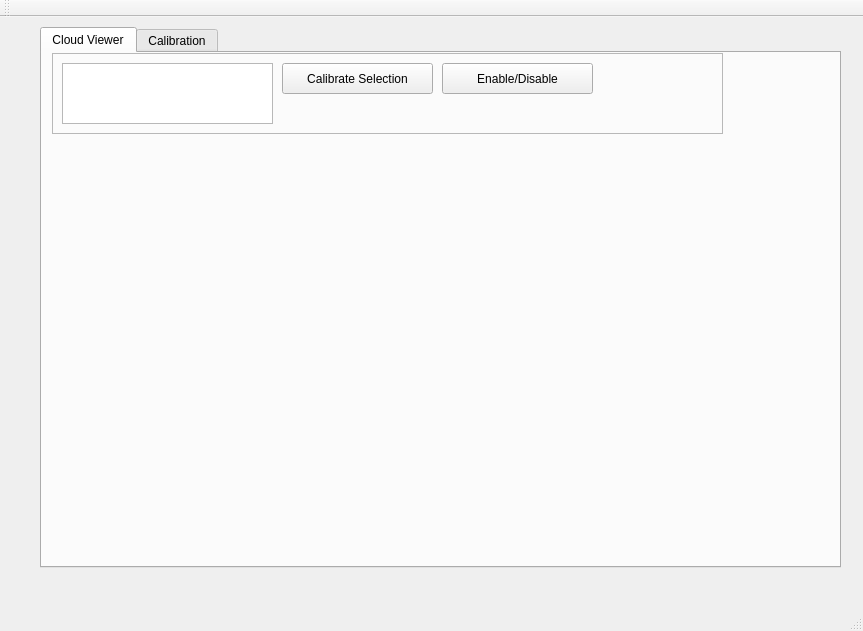
Qt form classes/visionsofjohanna.ui (vyomkeshj/RealCollaborationCal) before a commit.
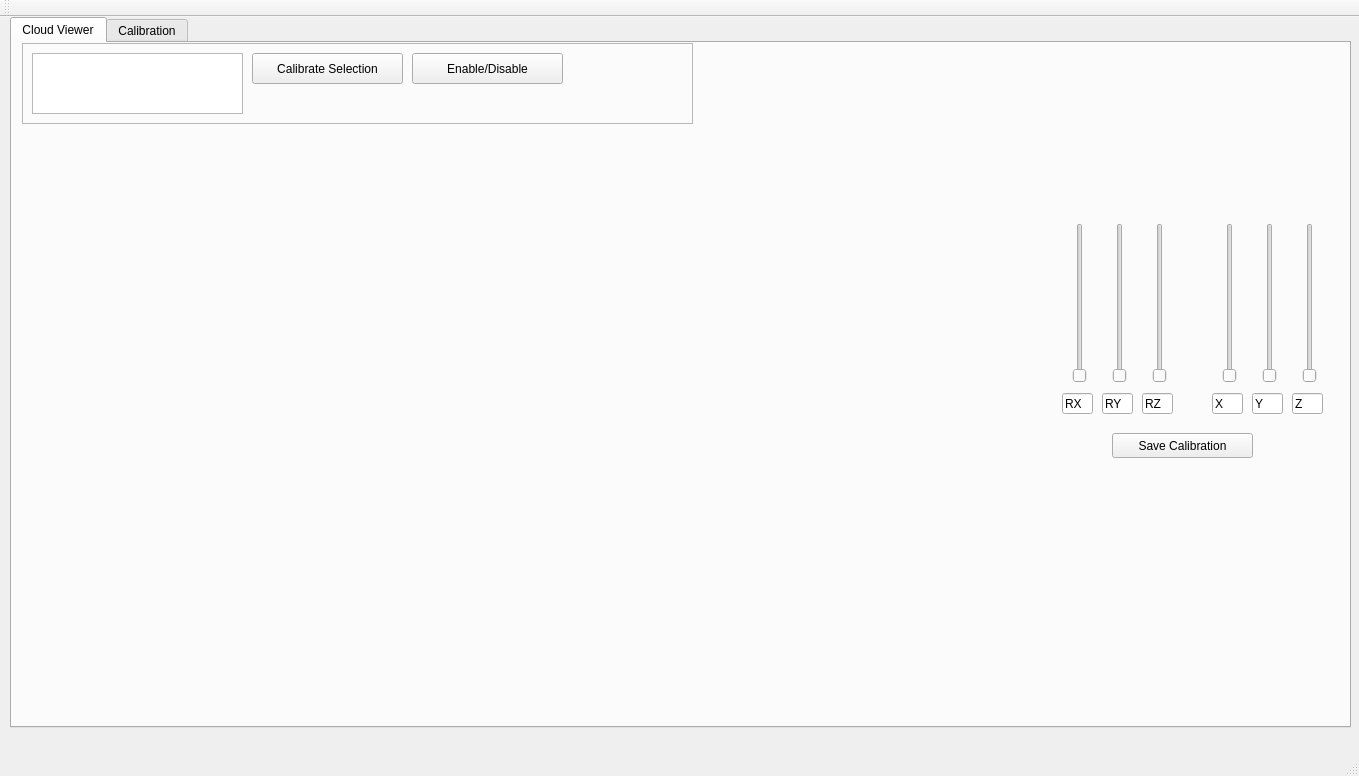
The same form after that commit. Custom widgets are drawn as their Qt base class.

Commit message: Slider Adjustment Enabler

What changed in the file:
```diff
--- a/classes/visionsofjohanna.ui
+++ b/classes/visionsofjohanna.ui
@@ -6,8 +6,8 @@
    <rect>
     <x>0</x>
     <y>0</y>
-    <width>863</width>
-    <height>631</height>
+    <width>1359</width>
+    <height>776</height>
    </rect>
   </property>
   <property name="windowTitle">
@@ -17,10 +17,10 @@
    <widget class="QTabWidget" name="switchTabWidget">
     <property name="geometry">
      <rect>
-      <x>40</x>
-      <y>10</y>
-      <width>801</width>
-      <height>541</height>
+      <x>10</x>
+      <y>0</y>
+      <width>1341</width>
+      <height>711</height>
      </rect>
     </property>
     <property name="currentIndex">
@@ -85,13 +85,182 @@
      <widget class="QVTKWidget" name="pclRendererVTKWidget" native="true">
       <property name="geometry">
        <rect>
-        <x>9</x>
-        <y>99</y>
-        <width>771</width>
-        <height>381</height>
+        <x>0</x>
+        <y>90</y>
+        <width>1041</width>
+        <height>581</height>
        </rect>
       </property>
      </widget>
+     <widget class="QPushButton" name="saveCalibrationButton">
+      <property name="geometry">
+       <rect>
+        <x>1100</x>
+        <y>390</y>
+        <width>141</width>
+        <height>25</height>
+       </rect>
+      </property>
+      <property name="text">
+       <string>Save Calibration</string>
+      </property>
+     </widget>
+     <widget class="QSlider" name="rx_slider">
+      <property name="geometry">
+       <rect>
+        <x>1060</x>
+        <y>180</y>
+        <width>16</width>
+        <height>160</height>
+       </rect>
+      </property>
+      <property name="orientation">
+       <enum>Qt::Vertical</enum>
+      </property>
+     </widget>
+     <widget class="QSlider" name="rz_slider">
+      <property name="geometry">
+       <rect>
+        <x>1140</x>
+        <y>180</y>
+        <width>16</width>
+        <height>160</height>
+       </rect>
+      </property>
+      <property name="orientation">
+       <enum>Qt::Vertical</enum>
+      </property>
+     </widget>
+     <widget class="QSlider" name="ry_slider">
+      <property name="geometry">
+       <rect>
+        <x>1100</x>
+        <y>180</y>
+        <width>16</width>
+        <height>160</height>
+       </rect>
+      </property>
+      <property name="orientation">
+       <enum>Qt::Vertical</enum>
+      </property>
+     </widget>
+     <widget class="QSlider" name="z_slider">
+      <property name="geometry">
+       <rect>
+        <x>1290</x>
+        <y>180</y>
+        <width>16</width>
+        <height>160</height>
+       </rect>
+      </property>
+      <property name="orientation">
+       <enum>Qt::Vertical</enum>
+      </property>
+     </widget>
+     <widget class="QSlider" name="x_slider">
+      <property name="geometry">
+       <rect>
+        <x>1210</x>
+        <y>180</y>
+        <width>16</width>
+        <height>160</height>
+       </rect>
+      </property>
+      <property name="orientation">
+       <enum>Qt::Vertical</enum>
+      </property>
+     </widget>
+     <widget class="QSlider" name="y_slider">
+      <property name="geometry">
+       <rect>
+        <x>1250</x>
+        <y>180</y>
+        <width>16</width>
+        <height>160</height>
+       </rect>
+      </property>
+      <property name="orientation">
+       <enum>Qt::Vertical</enum>
+      </property>
+     </widget>
+     <widget class="QLineEdit" name="lineEdit">
+      <property name="geometry">
+       <rect>
+        <x>1050</x>
+        <y>350</y>
+        <width>31</width>
+        <height>21</height>
+       </rect>
+      </property>
+      <property name="text">
+       <string>RX</string>
+      </property>
+     </widget>
+     <widget class="QLineEdit" name="lineEdit_2">
+      <property name="geometry">
+       <rect>
+        <x>1090</x>
+        <y>350</y>
+        <width>31</width>
+        <height>21</height>
+       </rect>
+      </property>
+      <property name="text">
+       <string>RY</string>
+      </property>
+     </widget>
+     <widget class="QLineEdit" name="lineEdit_3">
+      <property name="geometry">
+       <rect>
+        <x>1130</x>
+        <y>350</y>
+        <width>31</width>
+        <height>21</height>
+       </rect>
+      </property>
+      <property name="text">
+       <string>RZ</string>
+      </property>
+     </widget>
+     <widget class="QLineEdit" name="lineEdit_4">
+      <property name="geometry">
+       <rect>
+        <x>1240</x>
+        <y>350</y>
+        <width>31</width>
+        <height>21</height>
+       </rect>
+      </property>
+      <property name="text">
+       <string>Y</string>
+      </property>
+     </widget>
+     <widget class="QLineEdit" name="lineEdit_5">
+      <property name="geometry">
+       <rect>
+        <x>1280</x>
+        <y>350</y>
+        <width>31</width>
+        <height>21</height>
+       </rect>
+      </property>
+      <property name="text">
+       <string>Z</string>
+      </property>
+     </widget>
+     <widget class="QLineEdit" name="lineEdit_6">
+      <property name="geometry">
+       <rect>
+        <x>1200</x>
+        <y>350</y>
+        <width>31</width>
+        <height>21</height>
+       </rect>
+      </property>
+      <property name="text">
+       <string>X</string>
+      </property>
+     </widget>
     </widget>
     <widget class="QWidget" name="calibration">
      <attribute name="title">
```
Left out of the diff: 6 changed lines with no effect on the pictures. The commit also changes 7 other files.
